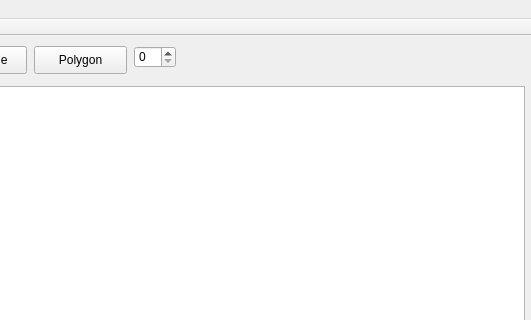
Above: mainwindow.ui from ilyasil2surgut/Lab4OOP before the change; both pictures show x 446 to 977 and y 0 to 320 of the 977 by 625 pixel window. Below: the same form after it.
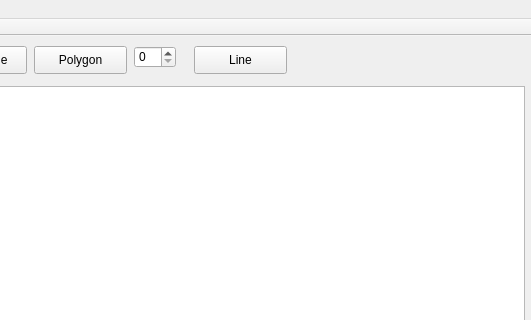
That is the form after the change.

Commit message: CLine implemented

What changed in the file:
```diff
--- a/mainwindow.ui
+++ b/mainwindow.ui
@@ -158,6 +158,19 @@
      </rect>
     </property>
    </widget>
+   <widget class="QPushButton" name="pb_line">
+    <property name="geometry">
+     <rect>
+      <x>640</x>
+      <y>10</y>
+      <width>93</width>
+      <height>28</height>
+     </rect>
+    </property>
+    <property name="text">
+     <string>Line</string>
+    </property>
+   </widget>
   </widget>
   <widget class="QMenuBar" name="menuBar">
    <property name="geometry">
```
The commit also changes 16 other files.
